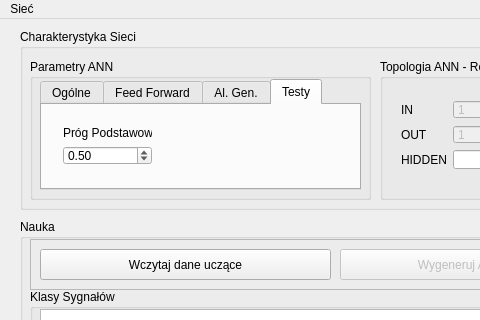
This is mainwindow.ui in coyote443/NeuralNetForMarket as Qt 5 draws it before an edit; both pictures show x 0 to 480 and y 0 to 320 of the 938 by 671 pixel window. The edited form follows.
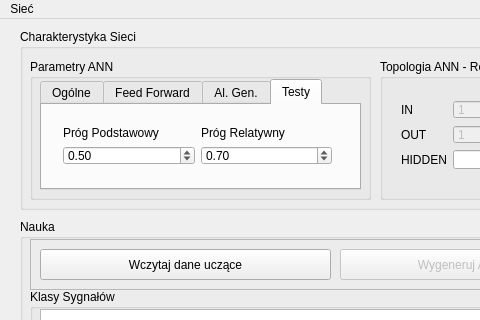
This is the edited form. The open tabs and pages were chosen to show the change.

The edit to the form file:
```diff
--- a/mainwindow.ui
+++ b/mainwindow.ui
@@ -472,7 +472,7 @@
          <rect>
           <x>10</x>
           <y>10</y>
-          <width>111</width>
+          <width>291</width>
           <height>61</height>
          </rect>
         </property>
@@ -486,6 +486,13 @@
              </property>
             </widget>
            </item>
+           <item>
+            <widget class="QLabel" name="label_5">
+             <property name="text">
+              <string>Próg Relatywny</string>
+             </property>
+            </widget>
+           </item>
           </layout>
          </item>
          <item>
@@ -506,6 +513,19 @@
              </property>
             </widget>
            </item>
+           <item>
+            <widget class="QDoubleSpinBox" name="doubleSpinBoxRelativeThreshold">
+             <property name="maximum">
+              <double>1.000000000000000</double>
+             </property>
+             <property name="singleStep">
+              <double>0.010000000000000</double>
+             </property>
+             <property name="value">
+              <double>0.700000000000000</double>
+             </property>
+            </widget>
+           </item>
           </layout>
          </item>
         </layout>
```
Left out of the diff: 45 changed lines with no effect on the pictures.
